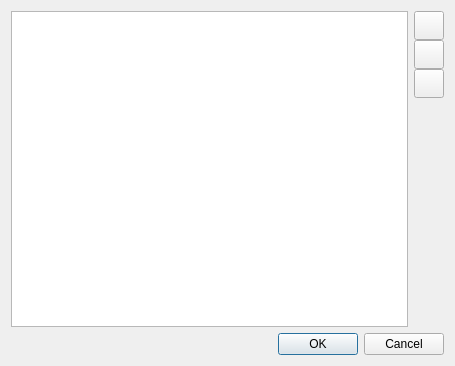
Old version of the form src/playlist/queuemanager.ui in the repository clementine-player/Clementine.
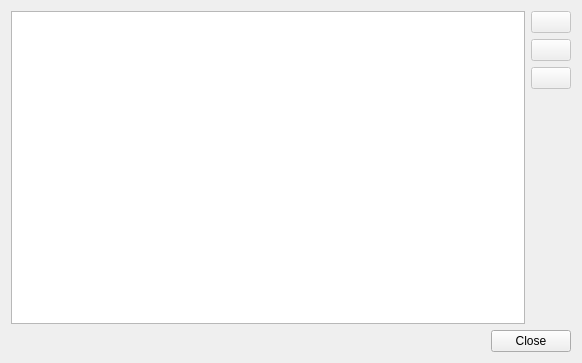
New version of the form. Icons and pictures are not drawn.

Commit message: Add icons to the move up/move down/clear buttons, and implement the clear button

The edit to the form file:
```diff
--- a/src/playlist/queuemanager.ui
+++ b/src/playlist/queuemanager.ui
@@ -6,8 +6,8 @@
    <rect>
     <x>0</x>
     <y>0</y>
-    <width>455</width>
-    <height>366</height>
+    <width>582</width>
+    <height>363</height>
    </rect>
   </property>
   <property name="windowTitle">
@@ -35,35 +35,50 @@
      </item>
      <item>
       <layout class="QVBoxLayout" name="verticalLayout">
-       <property name="spacing">
-        <number>0</number>
-       </property>
        <item>
-        <widget class="QToolButton" name="move_up">
+        <widget class="QPushButton" name="move_up">
+         <property name="enabled">
+          <bool>false</bool>
+         </property>
+         <property name="toolTip">
+          <string>Move up</string>
+         </property>
          <property name="iconSize">
           <size>
-           <width>22</width>
-           <height>22</height>
+           <width>16</width>
+           <height>16</height>
           </size>
          </property>
         </widget>
        </item>
        <item>
-        <widget class="QToolButton" name="move_down">
+        <widget class="QPushButton" name="move_down">
+         <property name="enabled">
+          <bool>false</bool>
+         </property>
+         <property name="toolTip">
+          <string>Move down</string>
+         </property>
          <property name="iconSize">
           <size>
-           <width>22</width>
-           <height>22</height>
+           <width>16</width>
+           <height>16</height>
           </size>
          </property>
         </widget>
        </item>
        <item>
-        <widget class="QToolButton" name="clear">
+        <widget class="QPushButton" name="clear">
+         <property name="enabled">
+          <bool>false</bool>
+         </property>
+         <property name="toolTip">
+          <string>Clear</string>
+         </property>
          <property name="iconSize">
           <size>
-           <width>22</width>
-           <height>22</height>
+           <width>16</width>
+           <height>16</height>
           </size>
          </property>
         </widget>
@@ -91,7 +106,7 @@
       <enum>Qt::Horizontal</enum>
      </property>
      <property name="standardButtons">
-      <set>QDialogButtonBox::Cancel|QDialogButtonBox::Ok</set>
+      <set>QDialogButtonBox::Close</set>
      </property>
     </widget>
    </item>
```
The commit also changes 38 other files.
